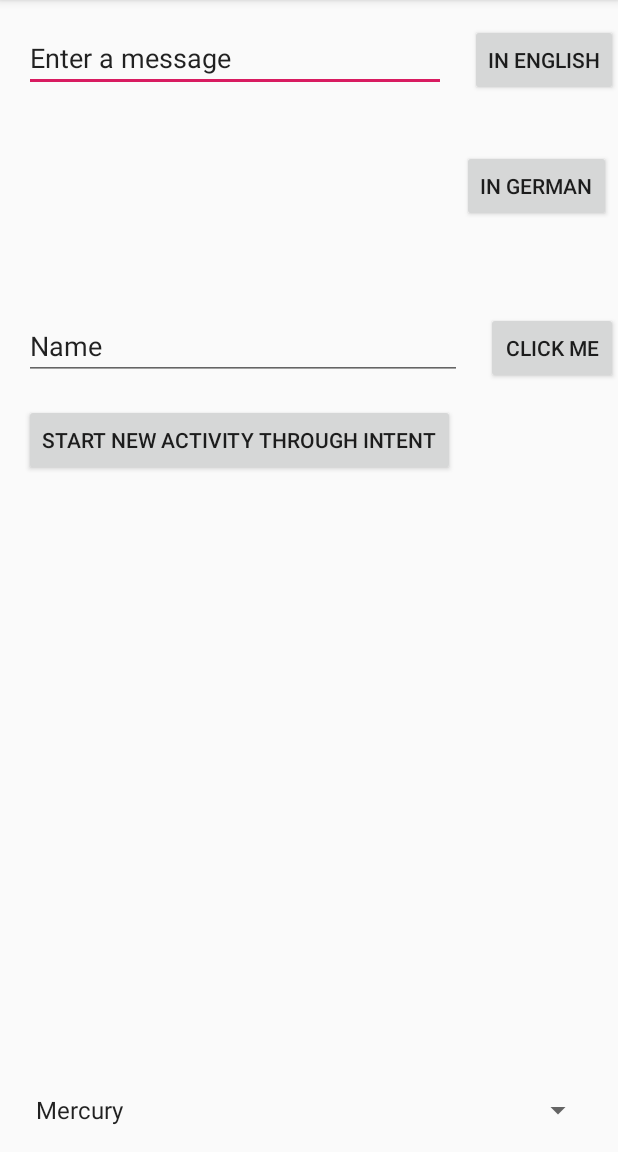
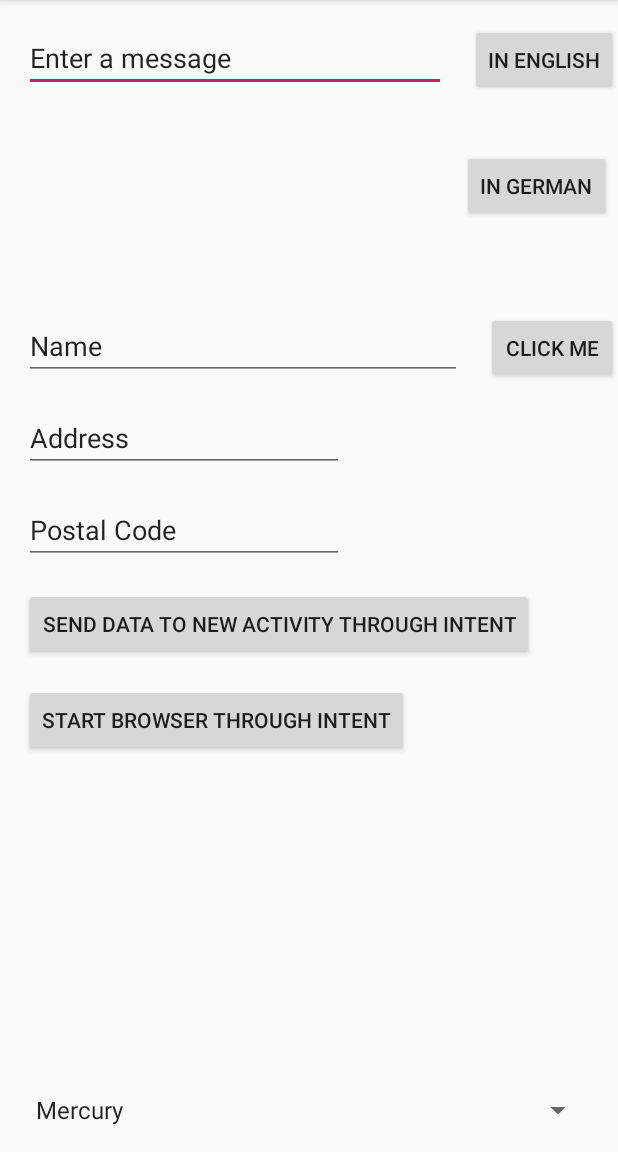
Before and after one commit to harounshehata/Android, an Android app: the screen it shows after launch (MainActivity), on a phone screen of 412 x 824 dp, the part 84-1236 px from its top. Run offline under Robolectric (Android 15) with nearby library versions, the phone set to English and light mode, and no system bars.

Commit message:
Send Keys to Activity and made use of string.xml

```diff
--- a/app/src/main/java/com/example/myfirstapp/NewActivity.java
+++ b/app/src/main/java/com/example/myfirstapp/NewActivity.java
@@ -17,6 +17,6 @@ public class NewActivity extends AppCompatActivity
 
         Intent intent = getIntent();
         TextView textView = findViewById(R.id.intentExtras);
-        textView.setText(intent.getStringExtra("key"));
+        textView.setText(getString(R.string.activity_data,intent.getStringExtra("Name"),intent.getStringExtra("Address"),intent.getStringExtra("Postal Code")));
     }
 }
--- a/app/src/main/res/layout/activity_main.xml
+++ b/app/src/main/res/layout/activity_main.xml
@@ -81,14 +81,49 @@
 
     <Button
         android:id="@+id/IntentButton"
-        android:layout_width="wrap_content"
+        android:layout_width="0dp"
         android:layout_height="wrap_content"
         android:layout_marginStart="16dp"
         android:layout_marginTop="16dp"
         android:onClick="startNewActivityWithIntent"
-        android:text="@string/button_intent"
+        android:text="@string/button_intent_activity"
+        app:layout_constraintStart_toStartOf="parent"
+        app:layout_constraintTop_toBottomOf="@+id/fourthEditText" />
+
+    <Button
+        android:id="@+id/IntentButtonSecond"
+        android:layout_width="0dp"
+        android:layout_height="wrap_content"
+        android:layout_marginStart="16dp"
+        android:layout_marginTop="16dp"
+        android:onClick="openBrowserWithIntent"
+        android:text="@string/button_intent_browser"
+        app:layout_constraintStart_toStartOf="parent"
+        app:layout_constraintTop_toBottomOf="@+id/IntentButton" />
+
+    <EditText
+        android:id="@+id/thirdEditText"
+        android:layout_width="0dp"
+        android:layout_height="wrap_content"
+        android:layout_marginStart="16dp"
+        android:layout_marginTop="16dp"
+        android:ems="10"
+        android:inputType="textPersonName"
+        android:text="Address"
         app:layout_constraintStart_toStartOf="parent"
         app:layout_constraintTop_toBottomOf="@+id/secondEditText" />
 
+    <EditText
+        android:id="@+id/fourthEditText"
+        android:layout_width="0dp"
+        android:layout_height="wrap_content"
+        android:layout_marginStart="16dp"
+        android:layout_marginTop="16dp"
+        android:ems="10"
+        android:inputType="textPersonName"
+        android:text="Postal Code"
+        app:layout_constraintStart_toStartOf="parent"
+        app:layout_constraintTop_toBottomOf="@+id/thirdEditText" />
+
 
 </androidx.constraintlayout.widget.ConstraintLayout>
--- a/app/src/main/res/values/strings.xml
+++ b/app/src/main/res/values/strings.xml
@@ -4,7 +4,9 @@
     <string name="button_english">In English</string>
     <string name="button_german">In German</string>
     <string name="button_event">Click me</string>
-    <string name="button_intent">Start new Activity through intent</string>
+    <string name="button_intent_activity">Send Data to new Activity through intent</string>
+    <string name="button_intent_browser">Start Browser through intent</string>
+    <string name="activity_data"> Name: %1$s\n Address: %2$s\n Postal Code: %3$s\n</string>
     <string-array name="planets_array">
         <item>Mercury</item>
         <item>Venus</item>
```
Also changed, not shown: app/src/main/java/com/example/myfirstapp/MainActivity.java (+17 -3 lines).
